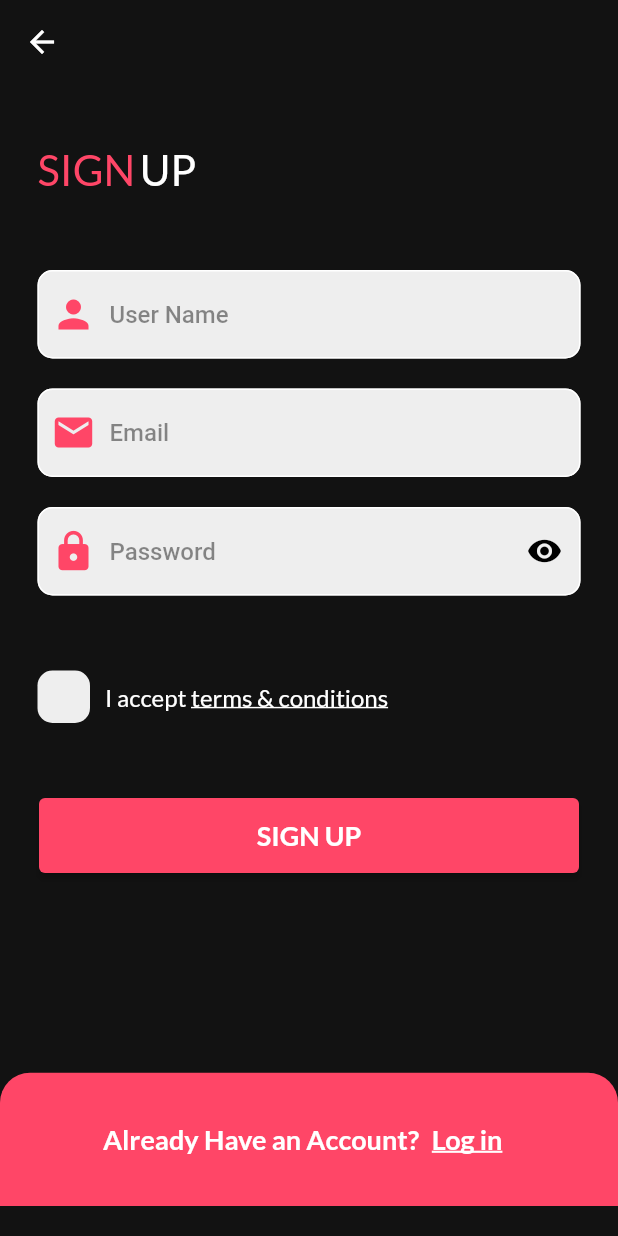
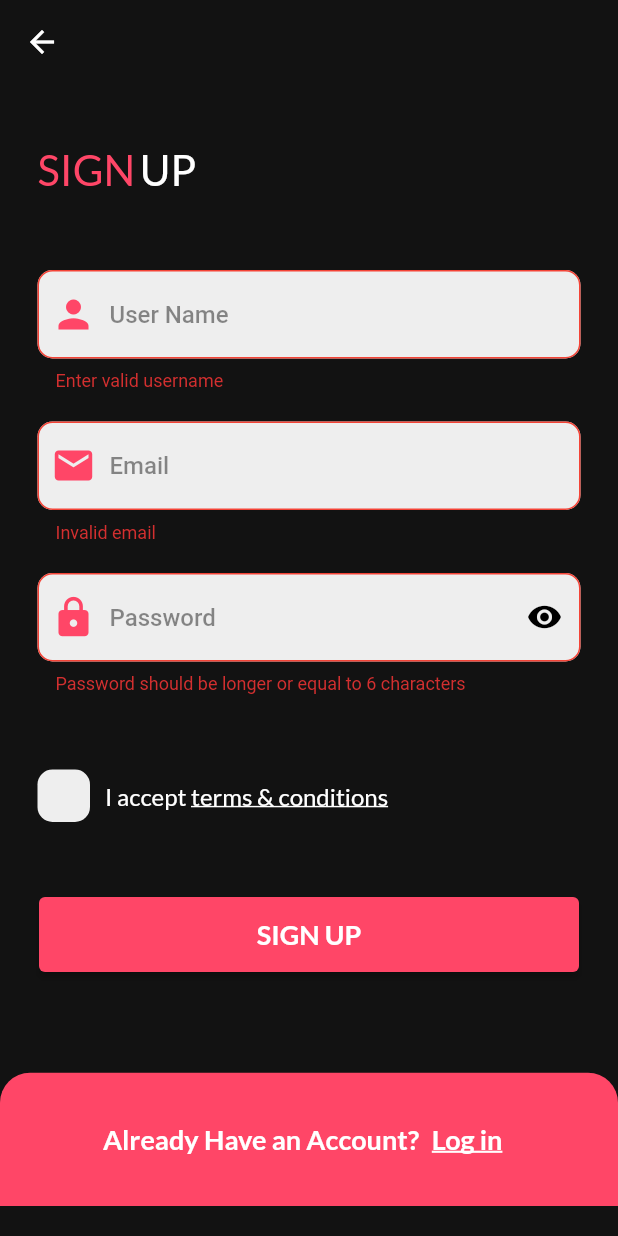
Before and after one commit to paradax005/Asro-Shop, a Flutter app: the SignUpScreen screen opened by its route, after a tap on "SIGN UP", on a phone screen of 412 x 824 dp. Run offline on Flutter 3.47's test engine with Material 2 defaults, Android fonts, the phone set to English and light mode, and no system bars; our stand-ins replace firebase_auth, firebase_core, get, google_fonts; accounts and stored records are empty.

Commit message:
login/signup email&password

```diff
--- a/lib/main.dart
+++ b/lib/main.dart
@@ -1,8 +1,11 @@
 import 'package:asro_shop/routes/routes.dart';
+import 'package:firebase_core/firebase_core.dart';
 import 'package:flutter/material.dart';
 import 'package:get/get.dart';
 
-void main() {
+void main() async {
+  WidgetsFlutterBinding.ensureInitialized();
+  await Firebase.initializeApp();
   runApp(const MyApp());
 }
 
--- a/lib/routes/routes.dart
+++ b/lib/routes/routes.dart
@@ -1,6 +1,7 @@
 import 'package:asro_shop/logic/bindings/auth_binding.dart';
 import 'package:asro_shop/view/screens/auth/login_screen.dart';
 import 'package:asro_shop/view/screens/auth/signup_screen.dart';
+import 'package:asro_shop/view/screens/main_screen.dart';
 import 'package:get/get.dart';
 import '../view/screens/auth/forgot_password_screen.dart';
 import '../view/screens/welcome_screen.dart';
@@ -30,6 +31,11 @@ class AppRoutes {
       page: () => FrogotPasswordScreen(),
       binding: AuthBinding(),
     ),
+    GetPage(
+      name: Routes.mainScreen,
+      page: () => const MainScreen(),
+      binding: AuthBinding(),
+    ),
   ];
 }
 
@@ -38,4 +44,5 @@ class Routes {
   static const loginScreen = '/loginScreen';
   static const signUpScreen = '/signUpScreen';
   static const forgotPasswordScreen = '/forgotPassword';
+  static const mainScreen = '/mainScreen';
 }
--- a/lib/view/screens/auth/login_screen.dart
+++ b/lib/view/screens/auth/login_screen.dart
@@ -141,10 +141,22 @@ class LoginScreen extends StatelessWidget {
                           ),
                         ),
                         const SizedBox(height: 50),
-                        AuthButton(
-                          text: "LOG IN",
-                          onPressed: () {},
-                        ),
+                        GetBuilder<AuthController>(builder: (_) {
+                          return AuthButton(
+                              text: "LOG IN",
+                              onPressed: () {
+                                if (formKey.currentState!.validate()) {
+                                  String email =
+                                      emailController.text.toString();
+                                  String password =
+                                      passwordController.text.toString();
+                                  controller.loginWithEmailAndPassword(
+                                    email: email,
+                                    password: password,
+                                  );
+                                }
+                              });
+                        }),
                         const SizedBox(height: 30),
                         TextUtils(
                           text: "OR",
--- a/lib/view/screens/auth/signup_screen.dart
+++ b/lib/view/screens/auth/signup_screen.dart
@@ -5,6 +5,7 @@ import 'package:asro_shop/utils/pattern.dart';
 import 'package:asro_shop/utils/theme.dart';
 import 'package:asro_shop/view/widgets/auth/container_under.dart';
 import 'package:asro_shop/view/widgets/text_utils.dart';
+import 'package:firebase_auth/firebase_auth.dart';
 import 'package:flutter/material.dart';
 import 'package:get/get.dart';
 
@@ -153,9 +154,38 @@ class SignUpScreen extends StatelessWidget {
                         const SizedBox(
                           height: 50,
                         ),
-                        AuthButton(
-                          text: "SIGN UP",
-                          onPressed: () {},
+                        GetBuilder<AuthController>(
+                          builder: (_) {
+                            return AuthButton(
+                              text: "SIGN UP",
+                              onPressed: () {
+                                if (formKey.currentState!.validate()) {
+                                  if (!controller.isCheckBox) {
+                                    Get.snackbar(
+                                      'Check Box',
+                                      'Please Accept terms and conditions !',
+                                      snackPosition: SnackPosition.BOTTOM,
+                                      backgroundColor: Colors.red,
+                                      colorText: Colors.white,
+                                    );
+                                  } else {
+                                    String name =
+                                        nameController.text.toString().trim();
+                                    String email =
+                                        emailController.text.toString();
+                                    String password =
+                                        passwordController.text.toString();
+
+                                    controller.signUpWithEmailAndPassword(
+                                      name: name,
+                                      email: email,
+                                      password: password,
+                                    );
+                                  }
+                                }
+                              },
+                            );
+                          },
                         ),
                       ],
                     ),
```
Also changed, not shown: lib/logic/controllers/auth_controller.dart (+88 -1 lines), lib/view/screens/main_screen.dart (+14 -0 lines), 2 other files.
